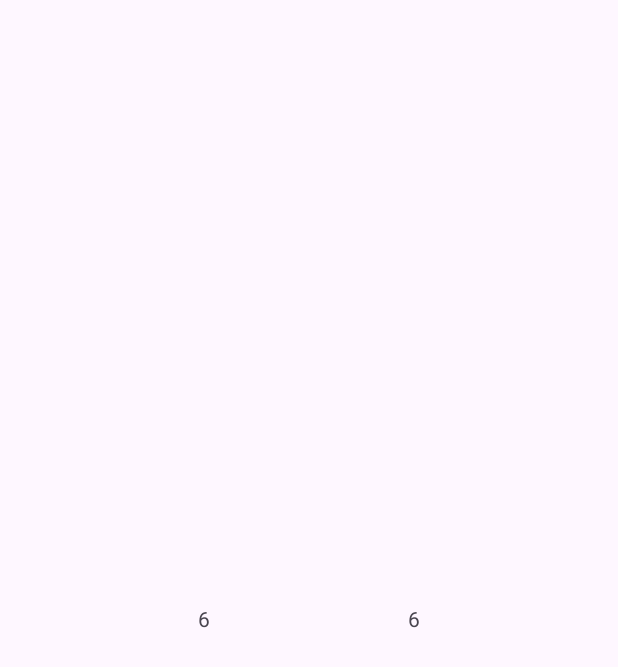
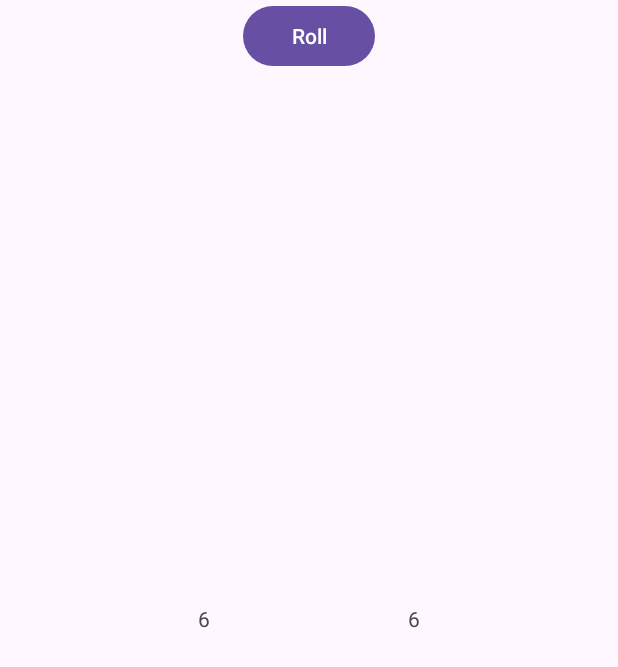
Before and after one commit to hqnqip/PigGame, an Android app: the GameScreen screen opened directly, with no data from a screen before it, on a phone screen of 412 x 824 dp. Before the commit the part shown is almost empty. Shown: the top 667 px of the screen. Run offline under Robolectric (Android 15) with nearby library versions, the phone set to English and light mode, and no system bars.

Commit message:
Added button

```diff
--- a/app/src/main/res/layout/activity_game_screen.xml
+++ b/app/src/main/res/layout/activity_game_screen.xml
@@ -40,5 +40,16 @@
             app:layout_constraintTop_toTopOf="parent"
             app:layout_constraintVertical_bias="0.5"
             tools:ignore="HardcodedText" />
+
+        <Button
+            android:id="@+id/RollButton"
+            android:layout_width="wrap_content"
+            android:layout_height="wrap_content"
+            android:text="Roll"
+            app:layout_constraintEnd_toEndOf="parent"
+            app:layout_constraintHorizontal_bias="0.5"
+            app:layout_constraintStart_toStartOf="parent"
+            tools:ignore="MissingConstraints"
+            tools:layout_editor_absoluteY="547dp" />
     </androidx.constraintlayout.widget.ConstraintLayout>
 </LinearLayout>
```
